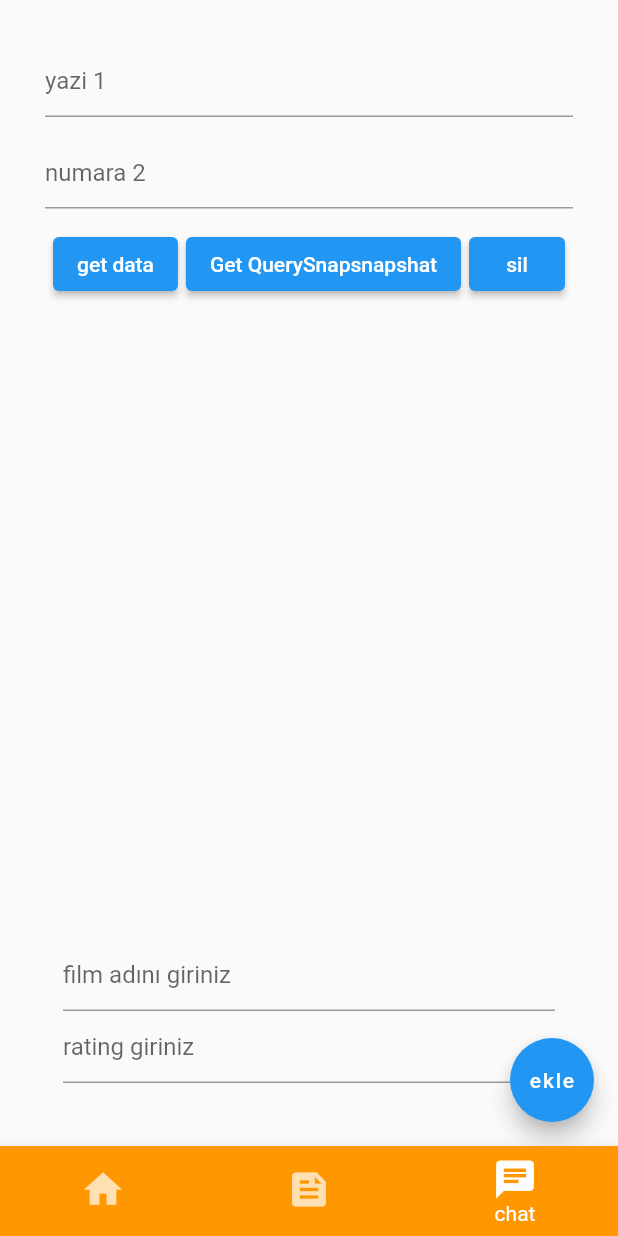
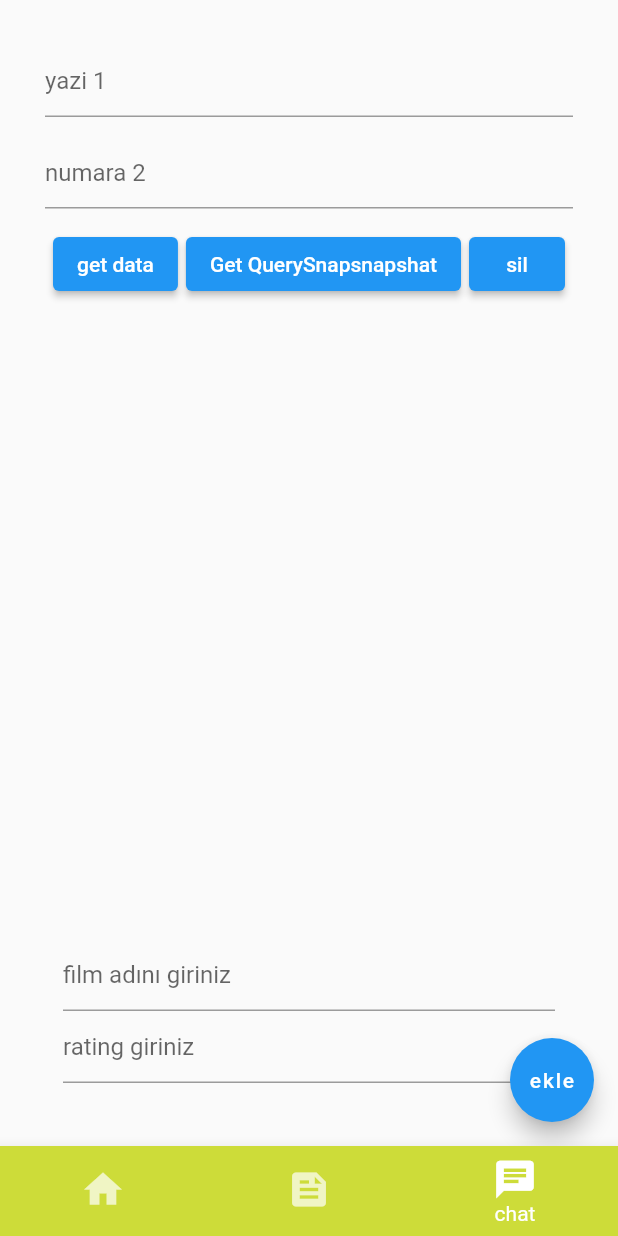
Before and after one commit to Ultrest1/word-app, a Flutter app: the screen it shows after launch, item 3 of the bottom bar chosen, on a phone screen of 412 x 824 dp. Run offline on Flutter 3.47's test engine with Material 2 defaults, Android fonts, the phone set to English and light mode, and no system bars; our stand-ins replace cloud_firestore, firebase_core; accounts and stored records are empty.

Commit message:
bottomnavigation bar changing

```diff
--- a/lib/Kelimeuygulamasiİlk.dart
+++ b/lib/Kelimeuygulamasiİlk.dart
@@ -34,7 +34,7 @@ class _GirisSayfasiState extends State<GirisSayfasi> {
           type: BottomNavigationBarType.fixed,
           selectedItemColor: Colors.white,
           unselectedItemColor: Colors.white70,
-          backgroundColor: Colors.orange,
+          backgroundColor: Colors.lime,
           iconSize: 30,
           currentIndex: currentIndex,
           showUnselectedLabels: false,
```
